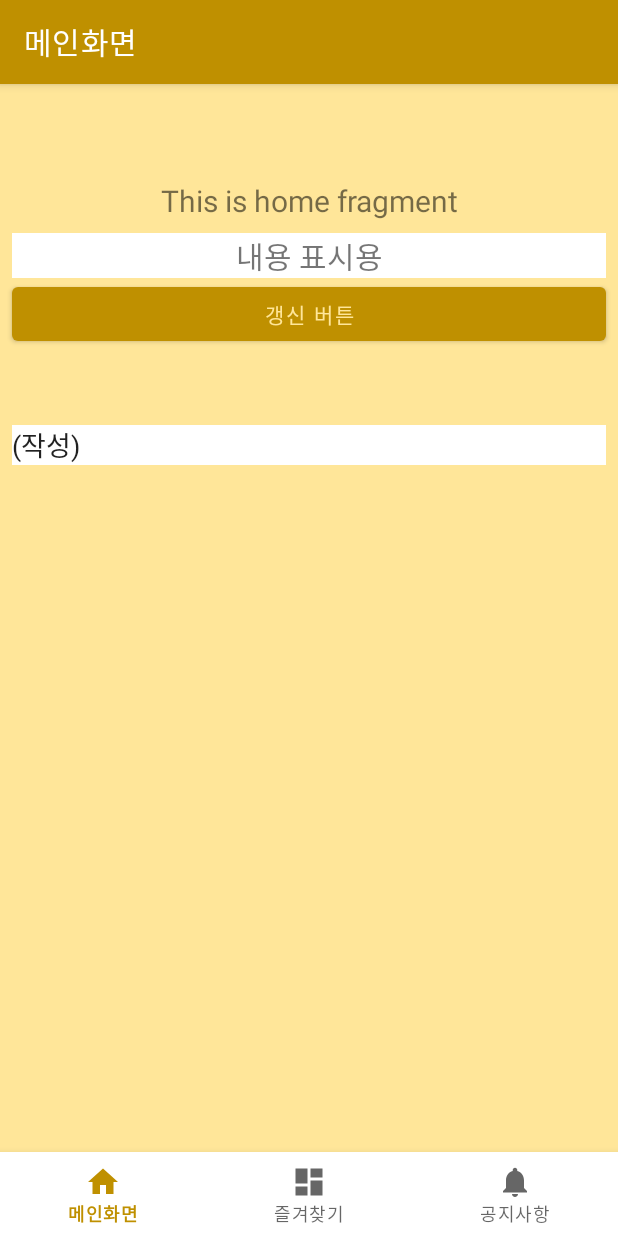
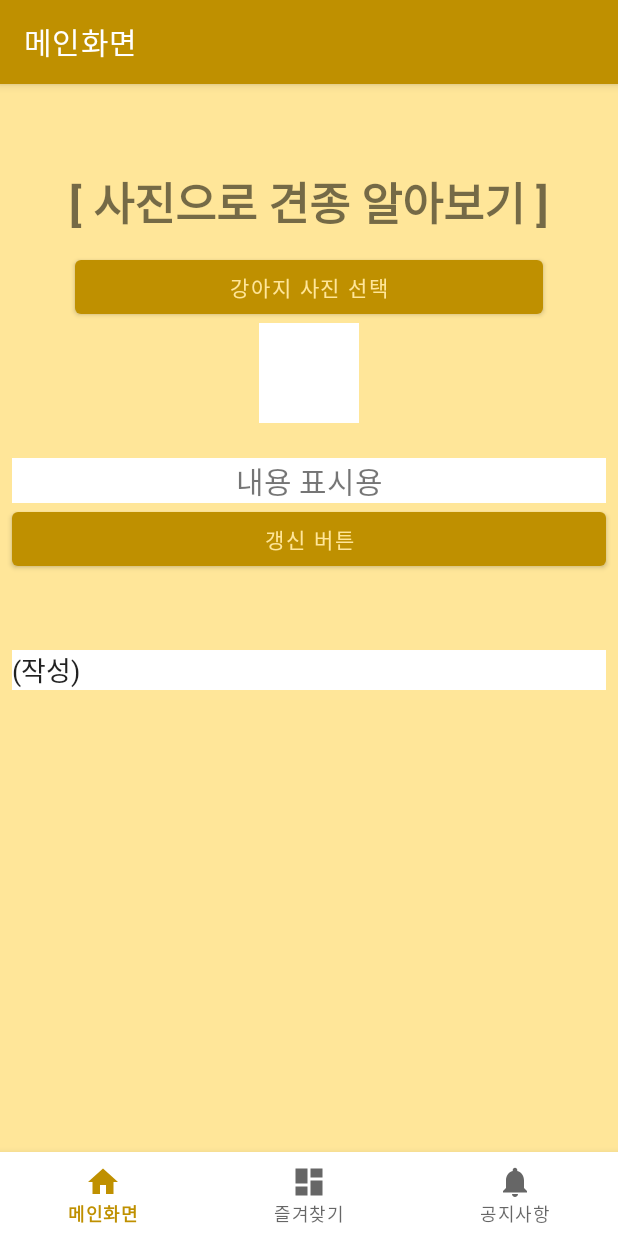
Before and after one commit to acetyl-CoA/DaengDaengDogam, an Android app: the screen it shows after launch (MainActivity), on a phone screen of 412 x 824 dp. Run offline under Robolectric (Android 15) with nearby library versions, the light colour scheme and no system bars; our stand-ins replace navigation-ui.

Commit message:
Add Select picture function

```diff
--- a/DaengDaengDogam/DDDG/app/src/main/AndroidManifest.xml
+++ b/DaengDaengDogam/DDDG/app/src/main/AndroidManifest.xml
@@ -1,6 +1,8 @@
 <?xml version="1.0" encoding="utf-8"?>
 <manifest xmlns:android="http://schemas.android.com/apk/res/android"
     package="com.example.dddg" >
+
+    <uses-permission android:name="android.permission.READ_EXTERNAL_STORAGE"/>
 
     <application
         android:allowBackup="true"
--- a/DaengDaengDogam/DDDG/app/src/main/res/layout/fragment_home.xml
+++ b/DaengDaengDogam/DDDG/app/src/main/res/layout/fragment_home.xml
@@ -15,18 +15,45 @@
         tools:layout_editor_absoluteY="0dp">
 
         <TextView
-            android:id="@+id/text_home"
+            android:id="@+id/home_title"
+            android:layout_width="match_parent"
+            android:layout_height="40dp"
+            android:gravity="center"
+            android:text="[ 사진으로 견종 알아보기 ]"
+            android:textAlignment="center"
+            android:textAllCaps="false"
+            android:textIsSelectable="false"
+            android:textStyle="bold"
+            android:textSize="30sp" />
+
+        <LinearLayout
             android:layout_width="match_parent"
             android:layout_height="wrap_content"
-            android:layout_marginStart="8dp"
-            android:layout_marginTop="8dp"
-            android:layout_marginEnd="8dp"
-            android:textAlignment="center"
-            android:textSize="20sp"
-            app:layout_constraintBottom_toBottomOf="parent"
-            app:layout_constraintEnd_toEndOf="parent"
-            app:layout_constraintStart_toStartOf="parent"
-            app:layout_constraintTop_toTopOf="parent" />
+            android:orientation="vertical">
+
+            <Button
+                android:id="@+id/add_dog_pict"
+                android:layout_width="match_parent"
+                android:layout_height="wrap_content"
+                android:layout_marginStart="50dp"
+                android:layout_marginEnd="50dp"
+                android:layout_marginTop="15dp"
+                android:text="강아지 사진 선택"
+                app:layout_constraintBottom_toBottomOf="parent"
+                app:layout_constraintEnd_toEndOf="parent"
+                app:layout_constraintStart_toStartOf="parent"
+                app:layout_constraintTop_toBottomOf="@+id/text_home"
+                app:layout_constraintVertical_bias="1.0" />
+
+            <ImageView
+                android:id="@+id/view_dog_pict"
+                android:layout_width="100px"
+                android:layout_height="100px"
+                android:background="@color/white"
+                android:layout_gravity="center"
+                android:layout_marginBottom="15dp"/>
+
+        </LinearLayout>
 
         <TextView
             android:id="@+id/text_homes"
```
Also changed, not shown: DaengDaengDogam/DDDG/app/src/main/java/com/example/dddg/ui/home/HomeFragment.java (+43 -2 lines).
